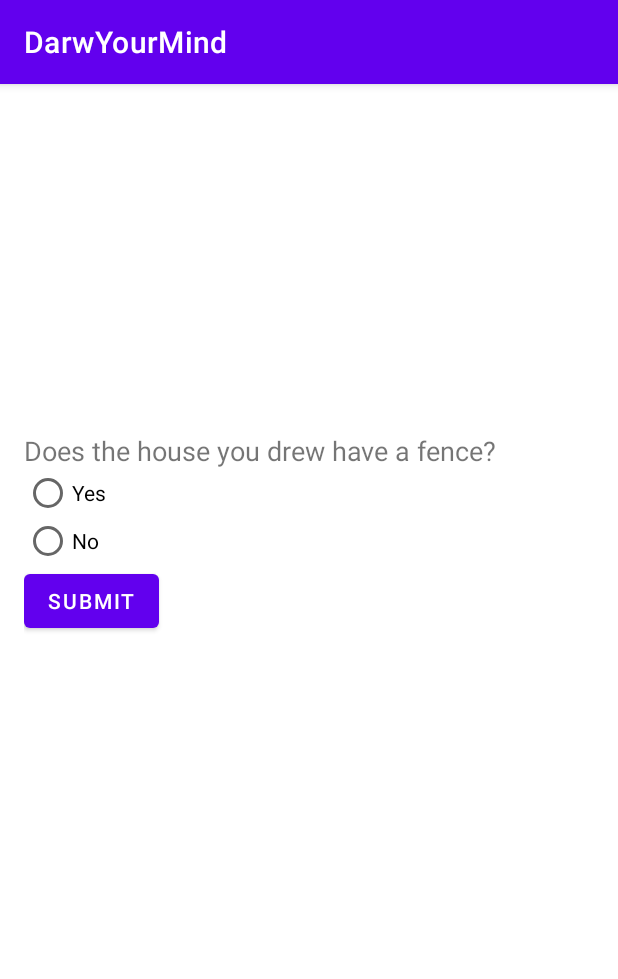
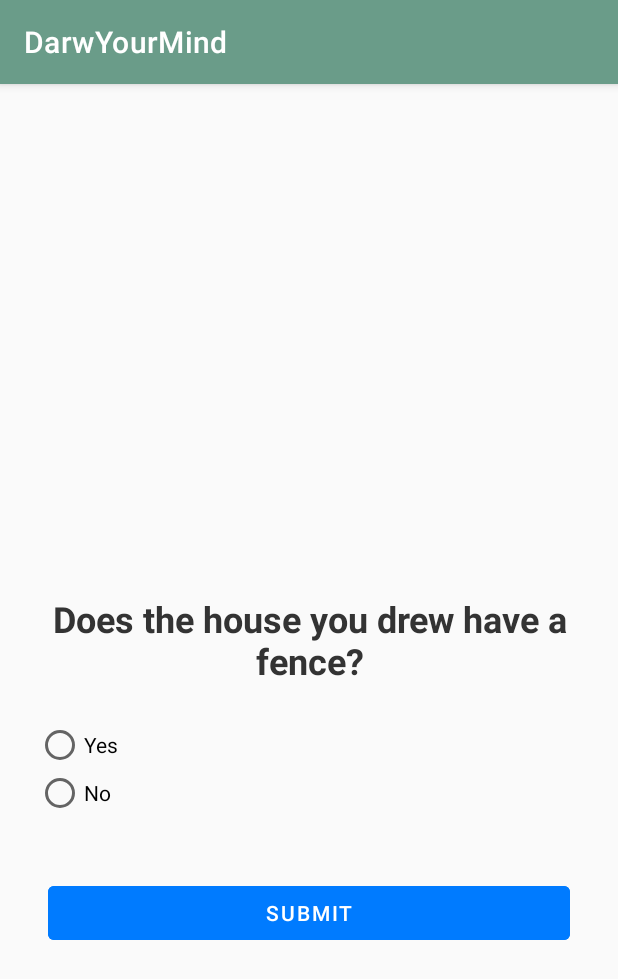
Before and after one commit to ChoJaesuk/ChoJaesuk-COSC2657_Assignment_1, an Android app: the QuestionActivity screen opened directly, with no data from a screen before it, on a phone screen of 412 x 824 dp. Shown: the top 979 px of the screen. Run offline under Robolectric (Android 15) with nearby library versions, the phone set to English and light mode, and no system bars.

Commit message:
added designs and color
added designs and color

```diff
--- a/app/src/main/java/com/example/darwyourmind/activities/QuestionActivity.java
+++ b/app/src/main/java/com/example/darwyourmind/activities/QuestionActivity.java
@@ -11,6 +11,7 @@ import android.widget.ImageView;
 import android.widget.RadioButton;
 import android.widget.RadioGroup;
 import android.widget.TextView;
+import android.widget.Toast;
 
 import androidx.appcompat.app.AppCompatActivity;
 
@@ -59,15 +60,25 @@ public class QuestionActivity extends AppCompatActivity {
         loadQuestionsFromJson("Psychology Test");
         displayQuestion(currentQuestionIndex);
 
+        // Initially disable the submit button
+        submitButton.setEnabled(false);
+
+        // Enable submit button only when an option is selected
+        optionsGroup.setOnCheckedChangeListener((group, checkedId) -> {
+            submitButton.setEnabled(checkedId != -1); // Enable if an option is selected
+        });
+
         submitButton.setOnClickListener(v -> {
             int selectedId = optionsGroup.getCheckedRadioButtonId();
             if (selectedId != -1) {
                 RadioButton selectedOption = findViewById(selectedId);
                 String answer = selectedOption.getText().toString();
                 showExplanation(answer);
+            } else {
+                // Show a message if no option is selected
+                Toast.makeText(QuestionActivity.this, "Please select an option.", Toast.LENGTH_SHORT).show();
             }
         });
-
 
         nextButton.setOnClickListener(v -> {
             currentQuestionIndex++;
@@ -149,6 +160,7 @@ public class QuestionActivity extends AppCompatActivity {
         explanationTextView.setText("");
         explanationTextView.setVisibility(View.GONE);
         submitButton.setVisibility(View.VISIBLE);
+        submitButton.setEnabled(false); // Disable until an option is selected
         nextButton.setVisibility(View.GONE);
     }
 
--- /dev/null
+++ b/app/src/main/res/drawable/border_explanation_background.xml
@@ -0,0 +1,14 @@
+<?xml version="1.0" encoding="utf-8"?>
+<selector xmlns:android="http://schemas.android.com/apk/res/android">
+    <shape xmlns:android="http://schemas.android.com/apk/res/android">
+        <solid android:color="#F9F9F9" />
+        <corners android:radius="8dp" />
+        <stroke android:width="2dp" android:color="#CCCCCC" />
+        <padding
+            android:left="16dp"
+            android:right="16dp"
+            android:top="8dp"
+            android:bottom="8dp" />
+    </shape>
+
+</selector>
--- /dev/null
+++ b/app/src/main/res/drawable/border_imageview_background.xml
@@ -0,0 +1,9 @@
+<?xml version="1.0" encoding="utf-8"?>
+<selector xmlns:android="http://schemas.android.com/apk/res/android">
+    <shape xmlns:android="http://schemas.android.com/apk/res/android">
+        <solid android:color="#FFFFFF" />
+        <corners android:radius="8dp" />
+        <stroke android:width="2dp" android:color="#CCCCCC" />
+    </shape>
+
+</selector>
--- /dev/null
+++ b/app/src/main/res/drawable/border_radio_background.xml
@@ -0,0 +1,14 @@
+<?xml version="1.0" encoding="utf-8"?>
+<selector xmlns:android="http://schemas.android.com/apk/res/android">
+    <shape xmlns:android="http://schemas.android.com/apk/res/android">
+        <solid android:color="#FFFFFF" />
+        <corners android:radius="8dp" />
+        <stroke android:width="2dp" android:color="#CCCCCC" />
+        <padding
+            android:left="8dp"
+            android:right="8dp"
+            android:top="8dp"
+            android:bottom="8dp" />
+    </shape>
+
+</selector>
--- /dev/null
+++ b/app/src/main/res/drawable/border_textview_background.xml
@@ -0,0 +1,9 @@
+<?xml version="1.0" encoding="utf-8"?>
+<selector xmlns:android="http://schemas.android.com/apk/res/android">
+    <shape xmlns:android="http://schemas.android.com/apk/res/android">
+        <solid android:color="#F1F1F1" />
+        <corners android:radius="8dp" />
+        <stroke android:width="1dp" android:color="#999999" />
+    </shape>
+
+</selector>
--- a/app/src/main/res/layout/activity_question.xml
+++ b/app/src/main/res/layout/activity_question.xml
@@ -1,50 +1,101 @@
 <LinearLayout xmlns:android="http://schemas.android.com/apk/res/android"
     android:layout_width="match_parent"
     android:layout_height="match_parent"
+    xmlns:app="http://schemas.android.com/apk/res-auto"
     android:orientation="vertical"
-    android:padding="16dp">
+    android:padding="16dp"
+    android:background="#FAFAFA">
 
     <!-- Display user's drawing -->
     <ImageView
         android:id="@+id/drawingImageView"
         android:layout_width="match_parent"
-        android:layout_height="200dp"
+        android:layout_height="300dp"
         android:layout_gravity="center"
+        android:contentDescription="User Drawing"
         android:scaleType="fitCenter"
-        android:contentDescription="User Drawing" />
+        android:background="@drawable/border_imageview_background"
+        android:padding="8dp"
+        android:elevation="4dp" />
 
     <TextView
         android:id="@+id/questionTitle"
-        android:layout_width="wrap_content"
+        android:layout_width="match_parent"
         android:layout_height="wrap_content"
+        android:layout_marginTop="16dp"
+        android:background="@drawable/border_textview_background"
+        android:gravity="center"
+        android:padding="8dp"
         android:text="Question"
-        android:textSize="18sp"
-        android:layout_marginTop="16dp" />
+        android:textColor="#333333"
+        android:textSize="24sp"
+        android:textStyle="bold" />
 
     <RadioGroup
         android:id="@+id/optionsGroup"
-        android:layout_width="wrap_content"
+        android:layout_width="match_parent"
         android:layout_height="wrap_content"
-        android:orientation="vertical" />
+        android:orientation="vertical"
+        android:layout_marginTop="8dp"
+        android:padding="8dp"
+        android:background="@drawable/border_radio_background">
 
-    <Button
-        android:id="@+id/submitButton"
-        android:layout_width="wrap_content"
+        <!-- Sample radio buttons for consistent look -->
+        <RadioButton
+            android:layout_width="wrap_content"
+            android:layout_height="wrap_content"
+            android:text="Option 1" />
+        <RadioButton
+            android:layout_width="wrap_content"
+            android:layout_height="wrap_content"
+            android:text="Option 2" />
+    </RadioGroup>
+
+    <androidx.constraintlayout.widget.ConstraintLayout
+        android:layout_width="match_parent"
         android:layout_height="wrap_content"
-        android:text="Submit" />
+        android:layout_marginTop="16dp"
+        android:padding="16dp">
+
+        <Button
+            android:id="@+id/submitButton"
+            android:layout_width="0dp"
+            android:layout_height="48dp"
+            android:text="Submit"
+            app:layout_constraintStart_toStartOf="parent"
+            app:layout_constraintEnd_toEndOf="parent"
+            app:layout_constraintTop_toTopOf="parent"
+            app:layout_constraintBottom_toBottomOf="parent"
+            android:textColor="#FFFFFF"
+            android:backgroundTint="#007BFF"
+            android:visibility="visible" />
+
+        <Button
+            android:id="@+id/nextButton"
+            android:layout_width="0dp"
+            android:layout_height="48dp"
+            android:text="Next"
+            app:layout_constraintStart_toStartOf="parent"
+            app:layout_constraintEnd_toEndOf="parent"
+            app:layout_constraintTop_toTopOf="parent"
+            app:layout_constraintBottom_toBottomOf="parent"
+            android:textColor="#FFFFFF"
+            android:backgroundTint="#4CAF50"
+            android:visibility="gone" />
+
+    </androidx.constraintlayout.widget.ConstraintLayout>
+
 
     <TextView
         android:id="@+id/explanationTextView"
-        android:layout_width="wrap_content"
+        android:layout_width="match_parent"
         android:layout_height="wrap_content"
-        android:textSize="16sp"
-        android:visibility="gone"
-        android:paddingTop="16dp" />
+        android:layout_marginTop="16dp"
+        android:background="@drawable/border_explanation_background"
+        android:padding="16dp"
+        android:text="Explanation will be displayed here after answering."
+        android:textColor="#555555"
+        android:textSize="20sp"
+        android:visibility="gone" />
 
-    <Button
-        android:id="@+id/nextButton"
-        android:layout_width="wrap_content"
-        android:layout_height="wrap_content"
-        android:text="Next"
-        android:visibility="gone" />
 </LinearLayout>
--- a/app/src/main/res/layout/activity_test.xml
+++ b/app/src/main/res/layout/activity_test.xml
@@ -45,6 +45,7 @@
         android:layout_width="wrap_content"
         android:layout_height="wrap_content"
         android:layout_marginTop="16dp"
+        android:backgroundTint="#16423C"
         android:text="Submit"
         app:layout_constraintBottom_toBottomOf="parent"
         app:layout_constraintEnd_toEndOf="parent"
@@ -57,6 +58,7 @@
         android:layout_width="wrap_content"
         android:layout_height="wrap_content"
         android:layout_marginTop="8dp"
+        android:backgroundTint="#16423C"
         android:text="Clear"
         app:layout_constraintBottom_toBottomOf="parent"
         app:layout_constraintEnd_toEndOf="parent"
--- a/app/src/main/res/values/colors.xml
+++ b/app/src/main/res/values/colors.xml
@@ -1,8 +1,8 @@
 <?xml version="1.0" encoding="utf-8"?>
 <resources>
     <color name="purple_200">#FFBB86FC</color>
-    <color name="purple_500">#FF6200EE</color>
-    <color name="purple_700">#FF3700B3</color>
+    <color name="purple_500">#6A9C89</color>
+    <color name="purple_700">#16423C</color>
     <color name="teal_200">#FF03DAC5</color>
     <color name="teal_700">#FF018786</color>
     <color name="black">#FF000000</color>
```
